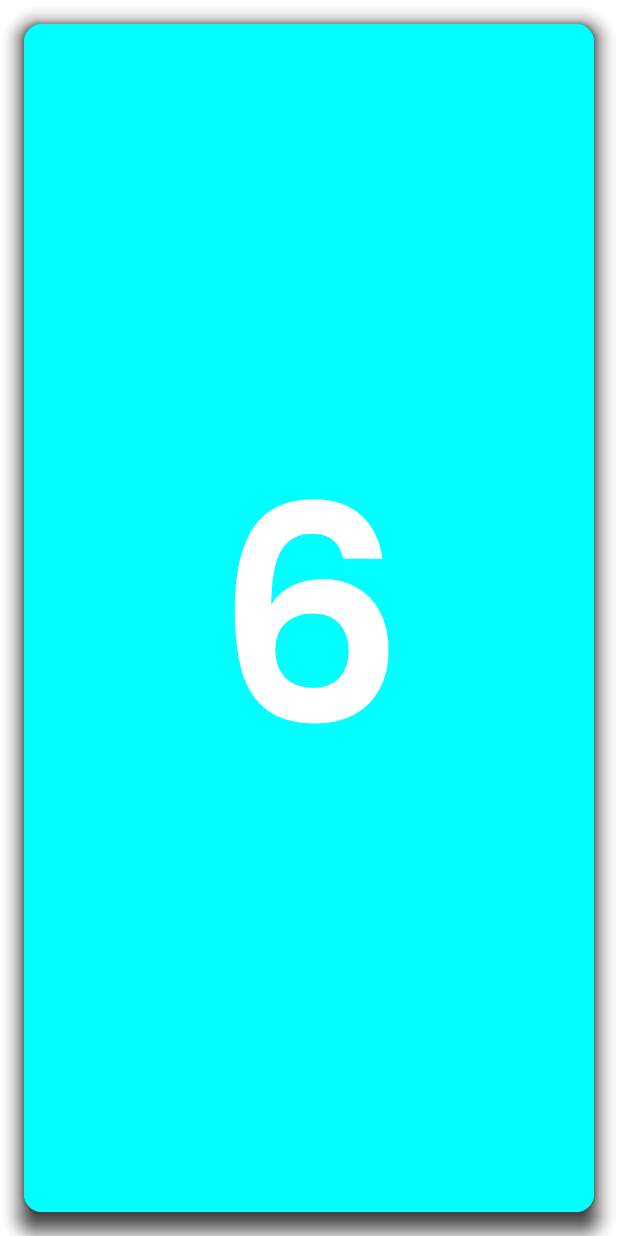
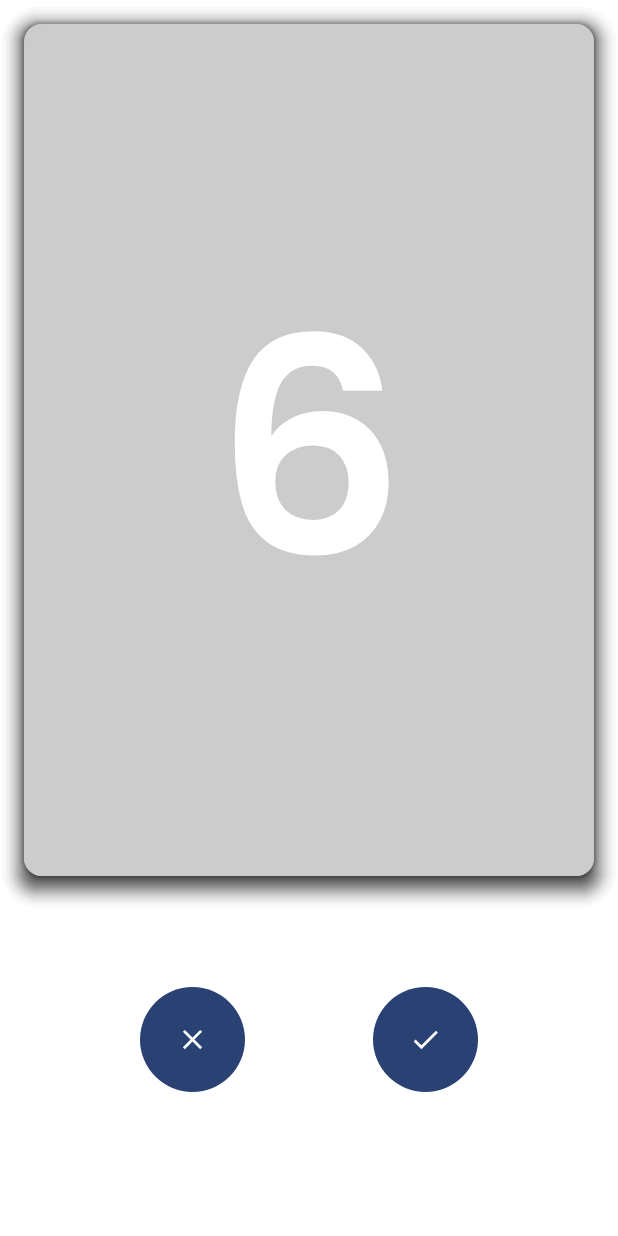
Before and after one commit to PratyushSingh07/BumbleCardSwipe, an Android app built with Jetpack Compose: the screen it shows after launch (MainActivity), on a phone screen of 412 x 824 dp. Run offline under Robolectric (Android 15) with nearby library versions, the phone set to English and light mode, and no system bars.

Commit message:
feat: Added buttons for card swipe

```diff
--- a/app/src/main/java/com/github/cardswipe/MainActivity.kt
+++ b/app/src/main/java/com/github/cardswipe/MainActivity.kt
@@ -5,8 +5,23 @@ import android.util.Log
 import androidx.activity.ComponentActivity
 import androidx.activity.compose.setContent
 import androidx.compose.foundation.background
+import androidx.compose.foundation.layout.Arrangement
 import androidx.compose.foundation.layout.Box
+import androidx.compose.foundation.layout.Column
+import androidx.compose.foundation.layout.Row
 import androidx.compose.foundation.layout.fillMaxSize
+import androidx.compose.foundation.layout.fillMaxWidth
+import androidx.compose.foundation.layout.height
+import androidx.compose.foundation.layout.padding
+import androidx.compose.foundation.layout.size
+import androidx.compose.foundation.shape.CircleShape
+import androidx.compose.material.icons.Icons
+import androidx.compose.material.icons.filled.Check
+import androidx.compose.material.icons.filled.Close
+import androidx.compose.material3.Button
+import androidx.compose.material3.Icon
+import androidx.compose.material3.IconButton
+import androidx.compose.material3.MaterialTheme
 import androidx.compose.material3.Text
 import androidx.compose.runtime.mutableIntStateOf
 import androidx.compose.runtime.saveable.rememberSaveable
@@ -14,6 +29,7 @@ import androidx.compose.ui.Alignment
 import androidx.compose.ui.Modifier
 import androidx.compose.ui.graphics.Color
 import androidx.compose.ui.text.style.TextAlign
+import androidx.compose.ui.unit.dp
 import androidx.compose.ui.unit.sp
 import com.github.cardswipe.component.ProfileCard
 import com.github.cardswipe.ui.theme.TinderCardSwipeTheme
@@ -28,9 +44,16 @@ class MainActivity : ComponentActivity() {
                 val lastIndex = DummyProfile.list.lastIndex
                 val currentIndex = rememberSaveable { mutableIntStateOf(0) }
 
+                Column(
+                    modifier = Modifier
+                        .fillMaxSize()
+                        .background(color = Color.White),
+                    verticalArrangement = Arrangement.spacedBy(50.dp)
+                ) {
                     Box(
                         modifier = Modifier
-                        .fillMaxSize()
+                            .fillMaxWidth()
+                            .height(600.dp)
                             .background(Color.White),
                         contentAlignment = Alignment.Center
                     ) {
@@ -52,6 +75,29 @@ class MainActivity : ComponentActivity() {
                             )
                         }
                     }
+                    Row(
+                        modifier = Modifier
+                            .fillMaxWidth()
+                            .padding(8.dp),
+                        verticalAlignment = Alignment.CenterVertically,
+                        horizontalArrangement = Arrangement.SpaceEvenly
+                    ) {
+                        Button(
+                            onClick = {},
+                            modifier= Modifier.size(70.dp),
+                            shape = CircleShape
+                        ) {
+                            Icon(imageVector = Icons.Filled.Close, contentDescription = "right")
+                        }
+                        Button(
+                            onClick = {},
+                            modifier= Modifier.size(70.dp),
+                            shape = CircleShape
+                        ) {
+                            Icon(imageVector = Icons.Filled.Check, contentDescription = "right")
+                        }
+                    }
+                }
             }
         }
     }
--- a/app/src/main/java/com/github/cardswipe/component/ProfileCard.kt
+++ b/app/src/main/java/com/github/cardswipe/component/ProfileCard.kt
@@ -29,7 +29,7 @@ fun ProfileCard(
 ) {
     Card(
         colors = CardDefaults.cardColors(
-            containerColor = Color.Cyan,
+            containerColor = Color.LightGray,
         ),
         modifier = modifier
             .fillMaxSize()
```
Lines whose indentation alone changed are shown as unchanged.
